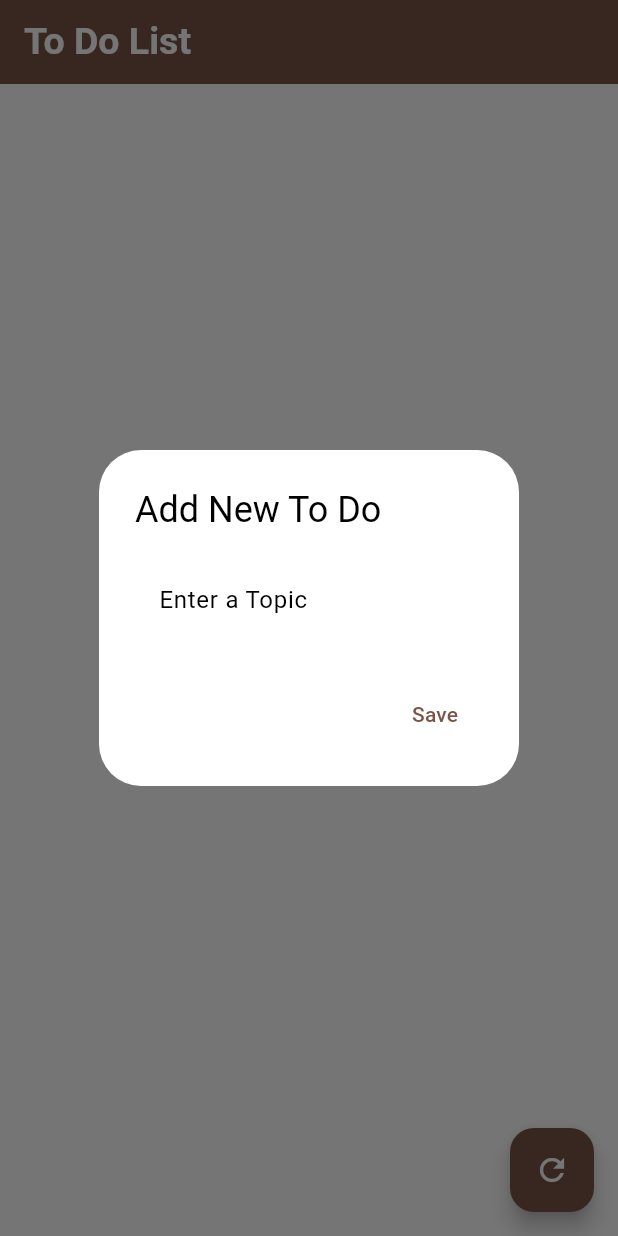
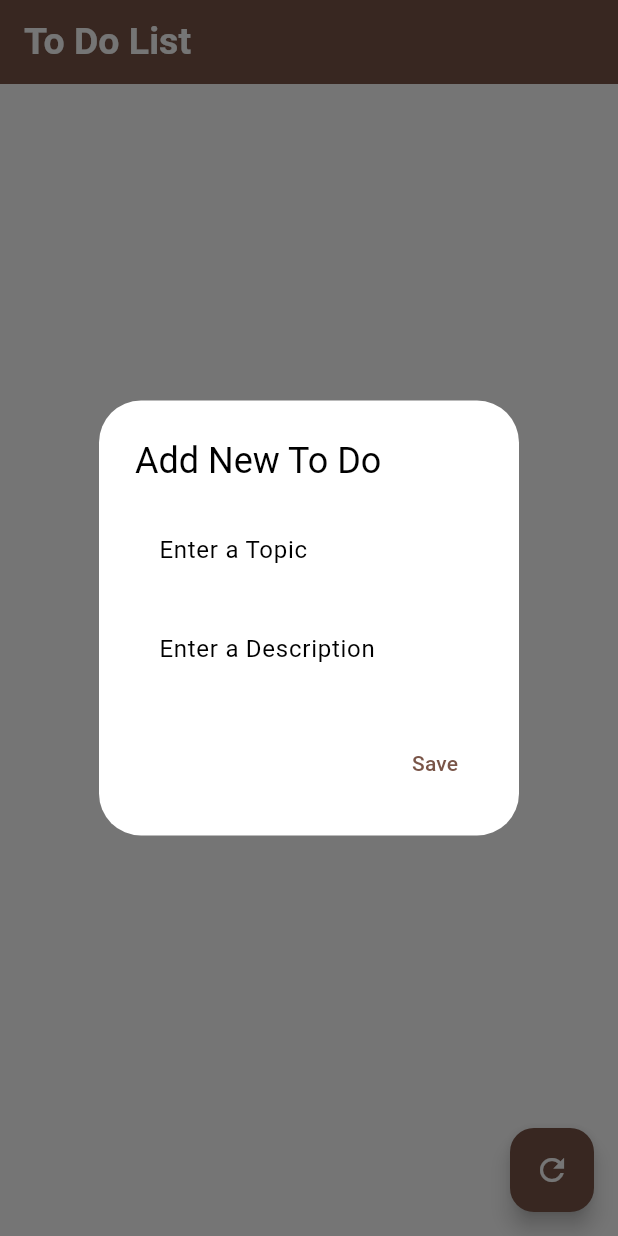
Before and after one commit to pondforwork/todoflutter, a Flutter app: the screen it shows after launch, after a tap on the "refresh" icon, on a phone screen of 412 x 824 dp. Run offline on Flutter 3.47's test engine with Material 2 defaults, Android fonts, the phone set to English and light mode, and no system bars; our stand-ins replace sqflite; accounts and stored records are empty.

Commit message:
Can Add Item

```diff
--- a/lib/main.dart
+++ b/lib/main.dart
@@ -33,7 +33,8 @@ class MyHomePage extends StatefulWidget {
 
 class _MyHomePageState extends State<MyHomePage> {
   final DatabaseHelper _dbHelper = DatabaseHelper.instance;
-  TextEditingController _textFieldController = TextEditingController();
+  TextEditingController textField1 = TextEditingController();
+  TextEditingController textField2 = TextEditingController();
 
   Future<void> showMyDialog() async {
     return showDialog<void>(
@@ -46,20 +47,39 @@ class _MyHomePageState extends State<MyHomePage> {
             child: ListBody(
               children: <Widget>[
                 TextField(
-                  controller: _textFieldController, // Assign the controller
+                    controller: textField1, // Assign the controller
+                    decoration: const InputDecoration(
+                      border: OutlineInputBorder(),
+                      hintText: 'Enter a Topic',
+                    )),
+                const SizedBox(
+                  height: 10,
+                ),
+                TextField(
+                  controller: textField2, // Assign the controller
                   decoration: const InputDecoration(
                     border: OutlineInputBorder(),
-                    hintText: 'Enter a Topic',
+                    hintText: 'Enter a Description',
                   ),
-                ),
+                )
               ],
             ),
           ),
           actions: <Widget>[
             TextButton(
               child: const Text('Save'),
-              onPressed: () {
-                String enteredText = _textFieldController.text;
+              onPressed: () async {
+                String enteredText = textField1.text;
+                String enteredText2 = textField2.text;
+                Map<String, dynamic> newRow = {
+                  'name': enteredText,
+                  'description': enteredText2,
+                };
+                await _dbHelper.insert(newRow);
+                textField1.clear();
+                textField2.clear();
+                setState(() {});
+
                 Navigator.of(context).pop();
               },
             ),
@@ -118,7 +138,6 @@ class _MyHomePageState extends State<MyHomePage> {
           // await _dbHelper.deleteAll();
           // Retrieve all data from the database
           showMyDialog();
-          setState(() {});
         },
         child: const Icon(Icons.refresh),
       ),
```
